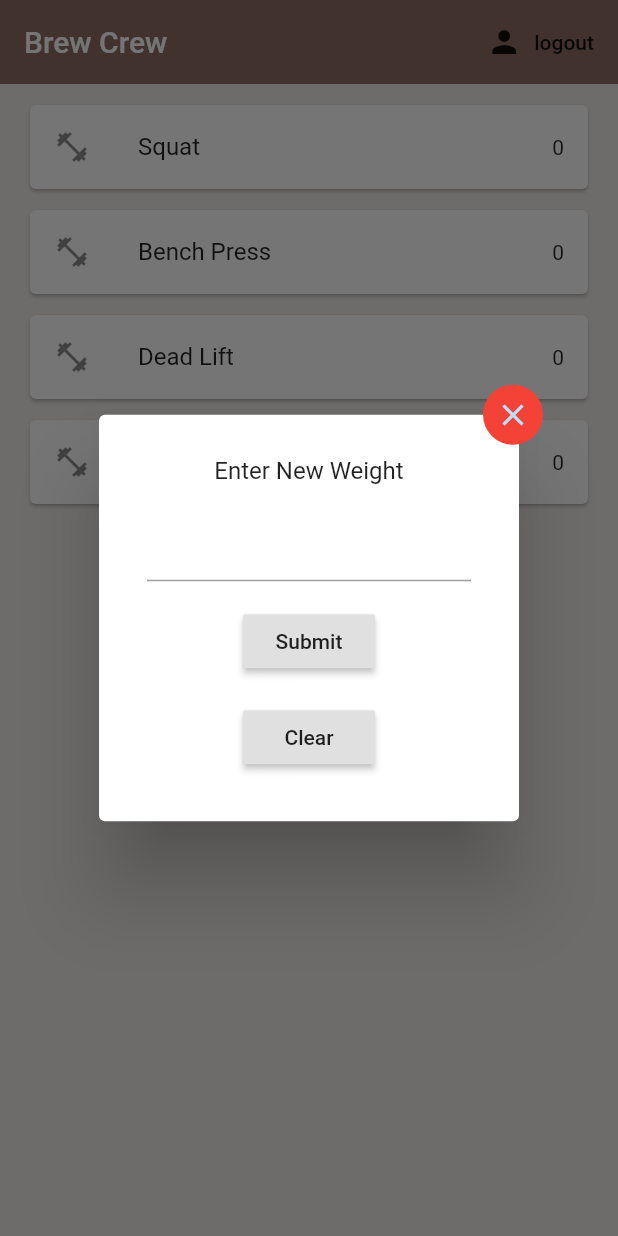
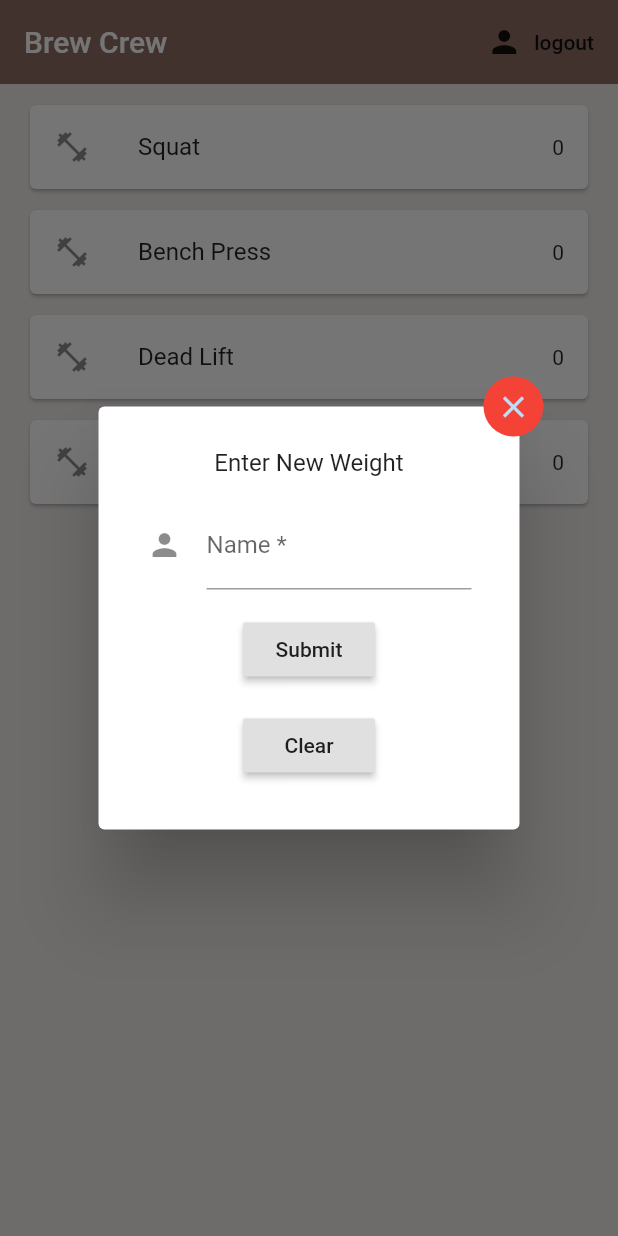
Before and after one commit to Empyreus/531ForBeginners, a Flutter app: the screen it shows once a user with an empty profile is signed in, after a tap on "Squat", on a phone screen of 412 x 824 dp. Run offline on Flutter 3.47's test engine with Material 2 defaults, Android fonts, the phone set to English and light mode, and no system bars; our stand-ins replace cloud_firestore, firebase_auth, flutter_spinkit; accounts and stored records are empty.

Commit message:
First iternation of updating user weights

```diff
--- a/lib/models/weight.dart
+++ b/lib/models/weight.dart
@@ -1,8 +1,8 @@
 class Weight {
-  final int squat;
-  final int bench;
-  final int deadlift;
-  final int press;
+  int squat;
+  int bench;
+  int deadlift;
+  int press;
 
   Weight({this.squat, this.bench, this.deadlift, this.press});
 }
--- a/lib/screens/home/weight_list.dart
+++ b/lib/screens/home/weight_list.dart
@@ -2,7 +2,6 @@ import 'package:flutter/material.dart';
 import 'package:for_beginners_531/screens/home/weight_tile.dart';
 import 'package:cloud_firestore/cloud_firestore.dart';
 import 'package:for_beginners_531/services/auth.dart';
-import 'package:provider/provider.dart';
 import 'package:for_beginners_531/models/weight.dart';
 
 class WeightList extends StatefulWidget {
@@ -12,6 +11,8 @@ class WeightList extends StatefulWidget {
 
 class _WeightListState extends State<WeightList> {
   String uid;
+
+  Weight weights = new Weight(squat: -1, bench: -1, deadlift: -1, press: -1);
 
   int squat = -1;
   int bench = -1;
@@ -42,6 +43,10 @@ class _WeightListState extends State<WeightList> {
               bench = docs['bench'],
               deadlift = docs['deadlift'],
               press = docs['press'],
+              weights.squat = docs['squat'],
+              weights.bench = docs['bench'],
+              weights.deadlift = docs['deadlift'],
+              weights.press = docs['press'],
               setState(() {})
             });
   }
@@ -54,10 +59,10 @@ class _WeightListState extends State<WeightList> {
 
     return ListView(
       children: <Widget>[
-        WeightTile(weight: squat, name: "Squat"),
-        WeightTile(weight: bench, name: "Bench Press"),
-        WeightTile(weight: deadlift, name: "Dead Lift"),
-        WeightTile(weight: press, name: "Overhead Press"),
+        WeightTile(weights: weights, name: "Squat"),
+        WeightTile(weights: weights, name: "Bench Press"),
+        WeightTile(weights: weights, name: "Dead Lift"),
+        WeightTile(weights: weights, name: "Overhead Press"),
       ],
     );
   }
--- a/lib/screens/home/weight_tile.dart
+++ b/lib/screens/home/weight_tile.dart
@@ -1,31 +1,53 @@
 import 'package:flutter/material.dart';
+import 'package:cloud_firestore/cloud_firestore.dart';
+import 'package:for_beginners_531/services/auth.dart';
+import 'package:for_beginners_531/services/database.dart';
 import 'package:for_beginners_531/models/weight.dart';
 import 'package:for_beginners_531/screens/home/popup_weight.dart';
 
-class WeightTile extends StatelessWidget {
-  final int weight;
+class WeightTile extends StatefulWidget {
+  @override
+  _WeightTileState createState() => _WeightTileState();
+  final Weight weights;
   final String name;
 
-  WeightTile({this.weight, this.name});
+  WeightTile({this.weights, this.name});
+}
+
+class _WeightTileState extends State<WeightTile> {
+
+  Weight currentWeights;
+  String uid;
+  String value;
+
+
 
   @override
-  Widget build(BuildContext context) {
-    return GestureDetector(
-      child: Padding(
-          padding: EdgeInsets.only(top: 8.0),
-          child: Card(
-              margin: EdgeInsets.fromLTRB(20.0, 6.0, 20.0, 0.0),
-              child: ListTile(
-                leading: Icon(Icons.fitness_center),
-                title: Text(name),
-                trailing: Text(this.weight.toString()),
-              ))),
-      onTap: () => _showDialog(context),
-    );
+  void initState() {
+    super.initState();
+    currentWeights = widget.weights;
+  }
+
+  getUid() async {
+    await AuthService().uid.then((result) => {
+      uid = result,
+      print("UID: $uid"),
+      setWeights(),
+    });
+  }
+
+  setWeights() async {
+    switch (widget.name) {
+      case "Squat":
+        print("Value: " + value);
+        DatabaseService(uid: uid).updateUserSquat(int.parse(value));
+        currentWeights.squat = int.parse(value.toString());
+        setState(() {});
     }
   }
 
-void _showDialog(BuildContext context) {
+  _showDialog(BuildContext context, String name) {
+    String uid;
     final _formKey = GlobalKey<FormState>();
 
     showDialog(
@@ -60,7 +82,23 @@ void _showDialog(BuildContext context) {
                       ),
                       Padding(
                         padding: EdgeInsets.all(8.0),
-                      child: TextFormField(),
+                        child: TextFormField(
+                          decoration: const InputDecoration(
+                            icon: Icon(Icons.person),
+                            hintText: 'What do people call you?',
+                            labelText: 'Name *',
+                          ),
+                          onSaved: (String  newWeight) {
+                            // This optional block of code can be used to run
+                            // code when the user saves the form.
+                            print("VALUE: $newWeight");
+                            value = newWeight;
+                            getUid();
+                          },
+                          validator: (String value) {
+                            return value.contains('@') ? 'Do not use the @ char.' : null;
+                          },
+                        ),
                       ),
                       Padding(
                         padding: const EdgeInsets.all(8.0),
@@ -69,6 +107,7 @@ void _showDialog(BuildContext context) {
                           onPressed: () {
                             if (_formKey.currentState.validate()) {
                               _formKey.currentState.save();
+                              Navigator.of(context).pop();
                             }
                           },
                         ),
@@ -90,3 +129,37 @@ void _showDialog(BuildContext context) {
           );
         });
   }
+
+  @override
+  Widget build(BuildContext context) {
+    int weight;
+    switch (widget.name) {
+      case "Squat":
+        weight = widget.weights.squat;
+        break;
+      case "Bench Press":
+        weight = widget.weights.bench;
+        break;
+      case "Dead Lift":
+        weight = widget.weights.deadlift;
+        break;
+      case "Overhead Press":
+        weight = widget.weights.press;
+        break;
+    }
+
+    return GestureDetector(
+      child: Padding(
+          padding: EdgeInsets.only(top: 8.0),
+          child: Card(
+              margin: EdgeInsets.fromLTRB(20.0, 6.0, 20.0, 0.0),
+              child: ListTile(
+                leading: Icon(Icons.fitness_center),
+                title: Text(widget.name),
+                trailing: Text(weight.toString()),
+              ))),
+      onTap: () => _showDialog(context, widget.name)
+    ,
+    );
+  }
+}
--- a/lib/services/database.dart
+++ b/lib/services/database.dart
@@ -17,7 +17,14 @@ class DatabaseService {
       'bench': bench,
       'deadlift': deadlift,
       'press': press,
-    });
+    }, merge: true);
+  }
+
+  Future<void> updateUserSquat(int squat) async {
+    print("Squat: $squat");
+    return await weightCollection.document(uid).setData({
+      'squat': squat,
+    }, merge: true);
   }
 
   //weight list from snapshot
```
Lines whose indentation alone changed are shown as unchanged.
